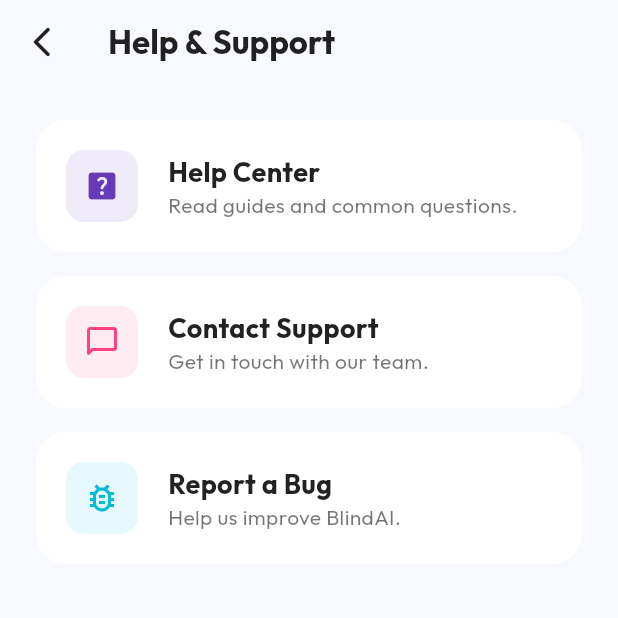
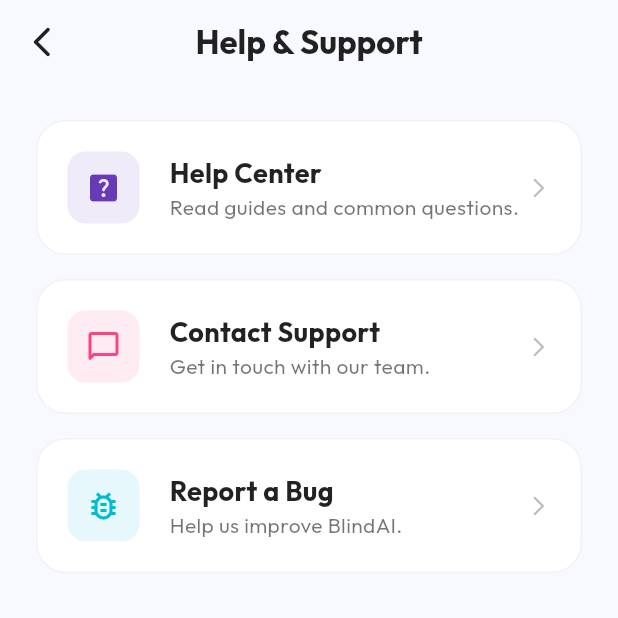
Before and after one commit to anshu-ac-dv/BlindAI, a Flutter app: the screen it shows once a user with an empty profile is signed in, in the side drawer, after a tap on "Help & Support", on a phone screen of 412 x 824 dp, the top half of it. Run offline on Flutter 3.47's test engine with Material 3 defaults, Android fonts, the phone set to English and light mode, and no system bars; drawn by our look-alikes of flutter_animate; our stand-ins replace dartz, equatable, firebase_auth, firebase_core, flutter_bloc, get_it and 2 more; accounts and stored records are empty.

Commit message:
Beautiful changes

```diff
--- a/lib/features/support/presentation/pages/support_page.dart
+++ b/lib/features/support/presentation/pages/support_page.dart
@@ -1,5 +1,7 @@
 import 'package:flutter/material.dart';
 import 'package:google_fonts/google_fonts.dart';
+import 'package:flutter_animate/flutter_animate.dart';
+import '../../../../core/presentation/widgets/custom_snack_bar.dart';
 
 class SupportPage extends StatelessWidget {
   const SupportPage({super.key});
@@ -13,6 +15,7 @@ class SupportPage extends StatelessWidget {
       appBar: AppBar(
         backgroundColor: Colors.transparent,
         elevation: 0,
+        centerTitle: true,
         leading: IconButton(
           icon: Icon(Icons.arrow_back_ios_new_rounded,
                 color: isDark ? Colors.white70 : Colors.black87),
@@ -35,7 +38,10 @@ class SupportPage extends StatelessWidget {
             'Help Center',
             'Read guides and common questions.',
             const Color(0xFF673AB7),
-          ),
+            onTap: () => CustomSnackBar.show(context,
+                message: 'Help Center coming soon!',
+                type: SnackBarType.info),
+          ).animate().fadeIn(delay: 100.ms).slideX(begin: 0.1, end: 0),
           const SizedBox(height: 16),
           _buildSupportCard(
             context,
@@ -43,7 +49,10 @@ class SupportPage extends StatelessWidget {
             'Contact Support',
             'Get in touch with our team.',
             const Color(0xFFFF4081),
-          ),
+            onTap: () => CustomSnackBar.show(context,
+                message: 'Support chat opening...',
+                type: SnackBarType.info),
+          ).animate().fadeIn(delay: 200.ms).slideX(begin: 0.1, end: 0),
           const SizedBox(height: 16),
           _buildSupportCard(
             context,
@@ -51,19 +60,39 @@ class SupportPage extends StatelessWidget {
             'Report a Bug',
             'Help us improve BlindAI.',
             const Color(0xFF00BCD4),
-          ),
+            onTap: () => CustomSnackBar.show(context,
+                message: 'Bug report form opened.',
+                type: SnackBarType.info),
+          ).animate().fadeIn(delay: 300.ms).slideX(begin: 0.1, end: 0),
         ],
       ),
     );
   }
 
-  Widget _buildSupportCard(BuildContext context, IconData icon, String title, String subtitle, Color color) {
+  Widget _buildSupportCard(
+    BuildContext context,
+    IconData icon,
+    String title,
+    String subtitle,
+    Color color,
+    {required VoidCallback onTap}
+  ) {
     final isDark = Theme.of(context).brightness == Brightness.dark;
-    return Container(
+    return Material(
+      color: Colors.transparent,
+      child: InkWell(
+        onTap: onTap,
+        borderRadius: BorderRadius.circular(20),
+        child: Container(
           padding: const EdgeInsets.all(20),
           decoration: BoxDecoration(
             color: isDark ? const Color(0xFF1E1E26) : Colors.white,
             borderRadius: BorderRadius.circular(20),
+            border: Border.all(
+              color: isDark
+                  ? Colors.white.withValues(alpha: 0.05)
+                  : Colors.black.withValues(alpha: 0.05),
+            ),
           ),
           child: Row(
             children: [
@@ -98,7 +127,14 @@ class SupportPage extends StatelessWidget {
                   ],
                 ),
               ),
+              Icon(
+                Icons.arrow_forward_ios_rounded,
+                size: 16,
+                color: isDark ? Colors.white24 : Colors.black26,
+              ),
             ],
+          ),
+        ),
       ),
     );
   }
--- a/pubspec.yaml
+++ b/pubspec.yaml
@@ -4,7 +4,7 @@ publish_to: 'none'
 version: 0.1.0
 
 environment:
-  sdk: '>=3.0.0 <4.0.0'
+  sdk: '>=3.4.0 <4.0.0'
 
 dependencies:
   flutter:
```
Also changed, not shown: lib/features/vision/presentation/pages/describe_scene_page.dart (+5 -2 lines), lib/features/vision/presentation/pages/identify_color_page.dart (+5 -2 lines), lib/features/vision/presentation/pages/read_text_page.dart (+5 -2 lines), 1 other file. Lines whose indentation alone changed are shown as unchanged.
